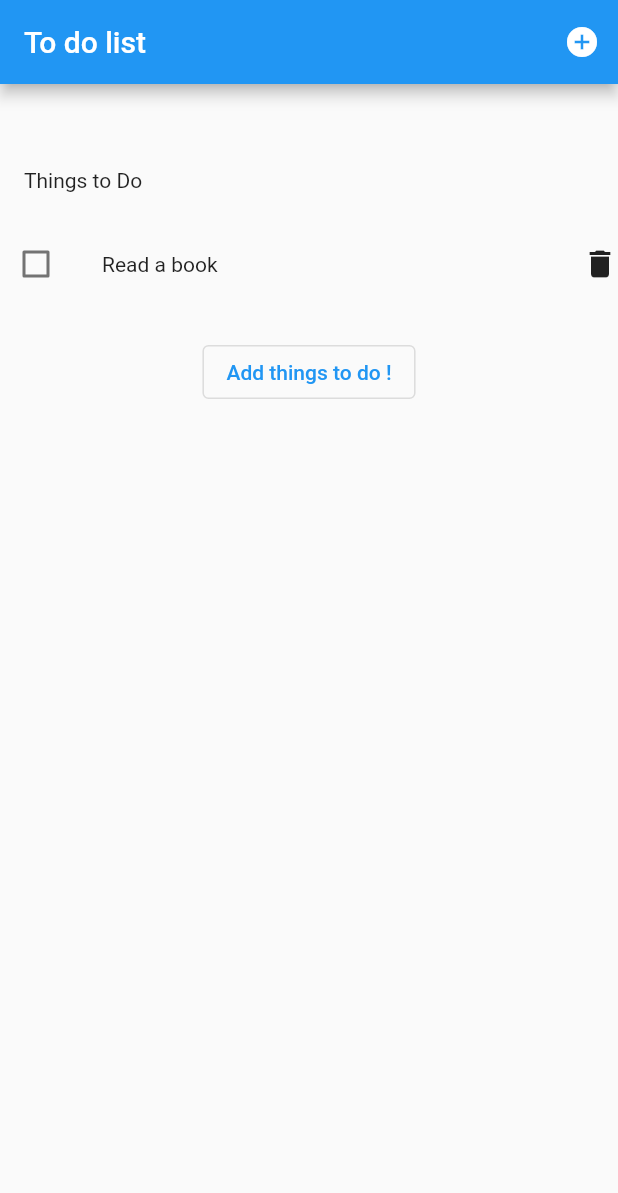
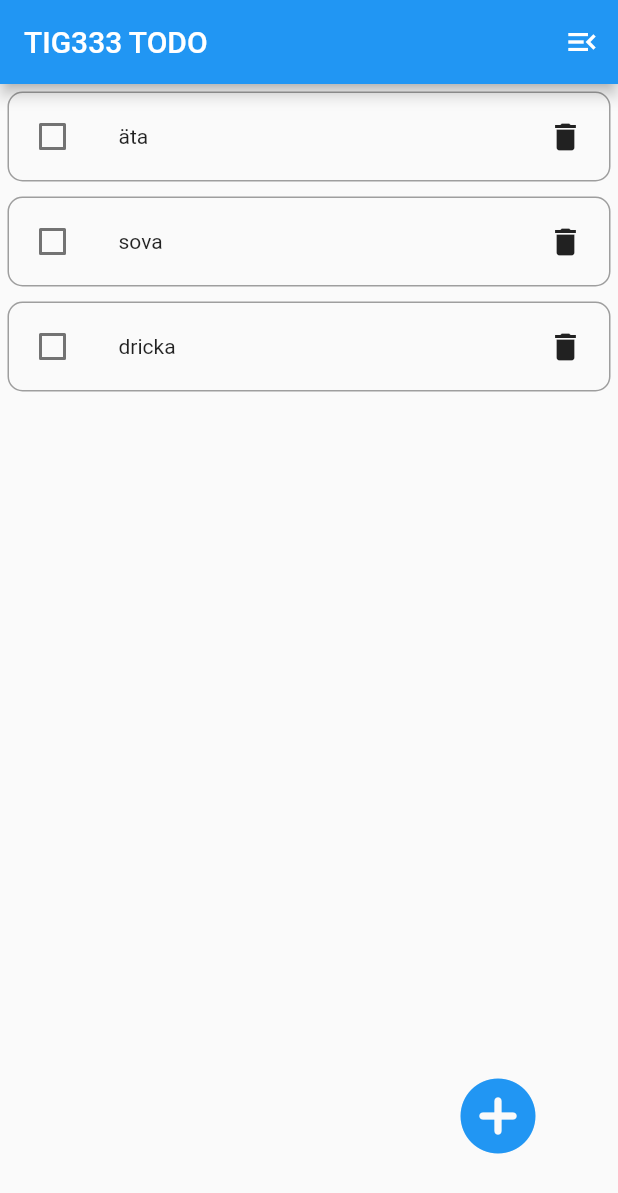
Before and after one commit to gu-tig333-ht22/gusbostlu, a Flutter app: the screen it shows after launch, on a phone screen of 412 x 824 dp. Shown: the top 1193 px of the screen. Run offline on Flutter 3.47's test engine with Material 2 defaults, Android fonts, the phone set to English and light mode, and no system bars; missing offline and left inert: dart:html, dart:js; statements that could not run were skipped.

Commit message:
vecka 1 final

```diff
--- a/lib/main.dart
+++ b/lib/main.dart
@@ -1,4 +1,6 @@
 import 'dart:html';
+import 'dart:js';
+import 'dart:ui';
 
 import 'package:flutter/material.dart';
 
@@ -18,16 +20,14 @@ class MyApp extends StatelessWidget {
 }
 
 class MaineView extends StatelessWidget {
-  //BuildContext get context => null;*/
-
   @override
   Widget build(BuildContext context) {
     return Scaffold(
       appBar: AppBar(
-        title: Text("To do list "),
+        title: Text("TIG333 TODO "),
         actions: [
           IconButton(
-            icon: Icon(Icons.add_circle),
+            icon: Icon(Icons.menu_open),
             onPressed: () {
               Navigator.push(context,
                   MaterialPageRoute(builder: (context) => SecondView()));
@@ -35,58 +35,72 @@ class MaineView extends StatelessWidget {
           )
         ],
       ),
-      body: Center(
-        child: Column(
-          mainAxisAlignment: MainAxisAlignment.start,
-          crossAxisAlignment: CrossAxisAlignment.start,
-          children: [
-            Container(height: 32),
-            _nameLable(),
-            Container(height: 24),
-            _checkboxRow(),
-            Container(height: 24),
-            _buttonRow(context),
-          ],
-        ),
-      ),
+      body: _toDo(),
     );
   }
 
-  Widget _nameLable() {
-    return Container(
-      margin: EdgeInsets.only(left: 16, top: 24),
-      child: Text("Things to Do "),
+  Widget _toDo() {
+    var list = [
+      "äta",
+      "sova",
+      "dricka",
+    ];
+
+    return Stack(
+      children: [
+        ListView(
+          children: list.map((item) => _checkboxRow(item)).toList(),
+        ),
+        Positioned(bottom: 40, right: 40, child: _plussButton(context))
+      ],
     );
   }
 
-  Widget _checkboxRow() {
-    return Row(
+  Widget _checkboxRow(text) {
+    return Container(
+      margin: const EdgeInsets.all(5.0),
+      padding: const EdgeInsets.all(5.0),
+      decoration: BoxDecoration(
+          border: Border.all(
+            color: Colors.grey,
+          ),
+          borderRadius: BorderRadius.circular(10)),
+      child: Row(
         children: [
           Checkbox(
             value: false,
             onChanged: (val) {},
           ),
           Container(width: 20),
-        Text("Read a book"),
+          Text(text),
           Expanded(
               child: Align(
-                alignment: Alignment.topRight, child: Icon(Icons.delete))),
+                  alignment: Alignment.topRight,
+                  child: IconButton(
+                    icon: Icon(Icons.delete),
+                    onPressed: () {},
+                  ))),
         ],
+      ),
     );
   }
 
-  Widget _buttonRow(context) {
-    return Row(
-      mainAxisAlignment: MainAxisAlignment.center,
-      children: [
-        OutlinedButton(
+  Widget _plussButton(context) {
+    return Container(
+      margin: const EdgeInsets.all(20),
+      padding: const EdgeInsets.all(10.0),
+      alignment: Alignment.topRight,
+      child: IconButton(
+        icon: Icon(
+          Icons.add_circle_rounded,
+          color: (Colors.blue),
+          size: 60,
+        ),
         onPressed: () {
           Navigator.push(
               context, MaterialPageRoute(builder: (context) => SecondView()));
         },
-          child: Text("Add things to do !"),
       ),
-      ],
     );
   }
 }
@@ -102,7 +116,11 @@ class SecondView extends StatelessWidget {
           children: [
             Container(height: 32),
             _textField(),
-            _list(),
+            //_list(),
+            Container(
+              height: 20,
+            ),
+            _addbutton(context),
           ],
         ),
       ),
@@ -110,33 +128,10 @@ class SecondView extends StatelessWidget {
   }
 }
 
-Widget _list() {
-  var toDo = ["Läsa en bok ", " Mata farmors groda"];
-
-  var list = toDo;
-  return ListView(
-    children: list.map((item) => _item(item)).toList(),
-  );
-}
-
-Widget _item(text) {
-  return Padding(
-    padding: const EdgeInsets.all(20.0),
-    child: Text(text, style: TextStyle(fontSize: 100)),
-  );
-}
-
-/*Widget _nameLable() {
-  return Container(
-    margin: EdgeInsets.only(left: 16, top: 24),
-    child: Text("Add a thing to do"),
-  );
-}*/
-
 Widget _textField() {
   return Container(
       margin: EdgeInsets.only(left: 16, right: 16),
-      child: TextField(
+      child: const TextField(
         decoration: InputDecoration(
           hintText: "what are you going to do ?",
           border:
@@ -144,3 +139,17 @@ Widget _textField() {
         ),
       ));
 }
+
+Widget _addbutton(context) {
+  return Row(
+    mainAxisAlignment: MainAxisAlignment.center,
+    children: [
+      OutlinedButton(
+        onPressed: () {
+          ;
+        },
+        child: Text("Add +"),
+      ),
+    ],
+  );
+}
```
Lines whose indentation alone changed are shown as unchanged.
